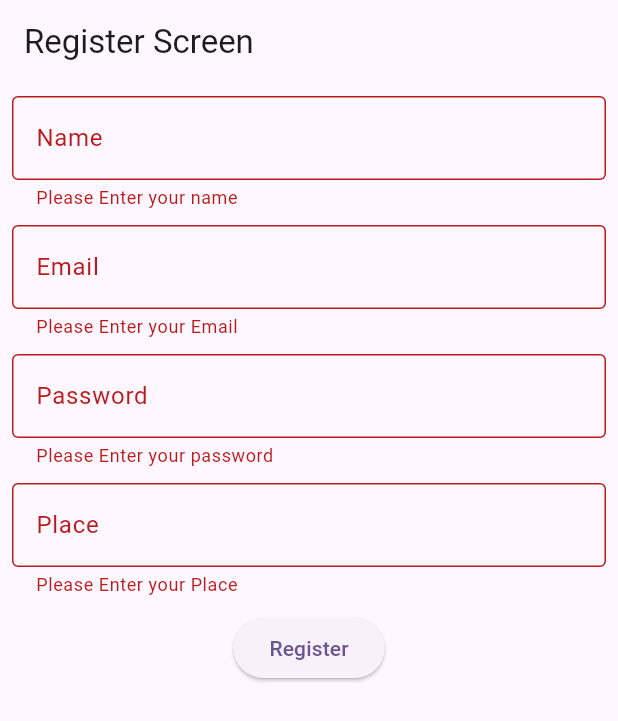
After one commit to niat-web/flutter_projects, a Flutter app: the RegisterScreen screen opened by its route, after a tap on "Register", on a phone screen of 412 x 824 dp. The commit adds this screen. Shown: the top 721 px of the screen. Run offline on Flutter 3.47's test engine with Material 3 defaults, Android fonts, the phone set to English and light mode, and no system bars; our stand-ins replace go_router, hive_flutter, shared_preferences; accounts and stored records are empty.

Commit message:
implemented sharedpreferences and Hive for storing data locally

```diff
--- a/lib/auth/login_screen.dart
+++ b/lib/auth/login_screen.dart
@@ -1,5 +1,6 @@
 import 'package:flutter/material.dart';
 import 'package:go_router/go_router.dart';
+import 'package:shared_preferences/shared_preferences.dart';
 
 class LoginScreen extends StatefulWidget {
   const LoginScreen({super.key});
@@ -12,6 +13,12 @@ class _LoginScreenState extends State<LoginScreen> {
   TextEditingController emailController = TextEditingController();
   TextEditingController passwordController = TextEditingController();
   final _formkey = GlobalKey<FormState>();
+  Future<void> _saveDetails() async {
+    final prefs = await SharedPreferences.getInstance();
+    await prefs.setString("email", emailController.text);
+    await prefs.setString("password", passwordController.text);
+  }
+
   @override
   Widget build(BuildContext context) {
     return Scaffold(
@@ -63,10 +70,27 @@ class _LoginScreenState extends State<LoginScreen> {
               ElevatedButton(
                 onPressed: () {
                   if (_formkey.currentState!.validate()) {
+                    _saveDetails();
                     context.go("/home");
                   }
                 },
                 child: Text("Submit"),
+              ),
+              SizedBox(height: 10),
+              Row(
+                mainAxisAlignment: MainAxisAlignment.center,
+                children: [
+                  Text("Don't have an account?"),
+                  TextButton(
+                    child: Text(
+                      "Register",
+                      style: TextStyle(color: Colors.blue),
+                    ),
+                    onPressed: () {
+                      context.go("/register");
+                    },
+                  ),
+                ],
               ),
             ],
           ),
--- /dev/null
+++ b/lib/auth/register_screen.dart
@@ -0,0 +1,113 @@
+import 'package:flutter/material.dart';
+import 'package:go_router/go_router.dart';
+import 'package:hive_flutter/hive_flutter.dart';
+
+class RegisterScreen extends StatefulWidget {
+  const RegisterScreen({super.key});
+
+  @override
+  State<RegisterScreen> createState() => _RegisterScreenState();
+}
+
+class _RegisterScreenState extends State<RegisterScreen> {
+  TextEditingController nameController = TextEditingController();
+  TextEditingController emailController = TextEditingController();
+  TextEditingController passwordController = TextEditingController();
+  TextEditingController placeController = TextEditingController();
+  final _formkey = GlobalKey<FormState>();
+
+  Future<void> _saveData() async {
+    var box = await Hive.openBox("registerBox");
+    await box.put("name", nameController.text);
+    await box.put("email", emailController.text);
+    await box.put("password", passwordController.text);
+    await box.put("place", placeController.text);
+  }
+
+  @override
+  Widget build(BuildContext context) {
+    return Scaffold(
+      appBar: AppBar(title: Text("Register Screen")),
+      body: Padding(
+        padding: const EdgeInsets.all(8.0),
+        child: Form(
+          key: _formkey,
+          child: Column(
+            children: [
+              TextFormField(
+                controller: nameController,
+                decoration: InputDecoration(
+                  border: OutlineInputBorder(),
+                  hintText: "Enter your Name",
+                  label: Text("Name"),
+                ),
+                validator: (value) {
+                  if (value!.isEmpty || value == "") {
+                    return "Please Enter your name";
+                  }
+                },
+              ),
+              SizedBox(height: 10),
+              TextFormField(
+                controller: emailController,
+                decoration: InputDecoration(
+                  border: OutlineInputBorder(),
+                  hintText: "Enter your Email",
+                  label: Text("Email"),
+                ),
+                validator: (value) {
+                  if (value!.isEmpty || value == "") {
+                    return "Please Enter your Email";
+                  }
+                },
+              ),
+              SizedBox(height: 10),
+              TextFormField(
+                controller: passwordController,
+                decoration: InputDecoration(
+                  border: OutlineInputBorder(),
+                  hintText: "Enter your Password",
+                  label: Text("Password"),
+                ),
+                validator: (value) {
+                  if (value!.isEmpty || value == "") {
+                    return "Please Enter your password";
+                  } else if (value.length < 6) {
+                    return "Password must be at least 6 characters";
+                  }
+                },
+              ),
+              SizedBox(height: 10),
+              TextFormField(
+                controller: placeController,
+                decoration: InputDecoration(
+                  border: OutlineInputBorder(),
+                  hintText: "Enter your Place",
+                  label: Text("Place"),
+                ),
+                validator: (value) {
+                  if (value!.isEmpty || value == "") {
+                    return "Please Enter your Place";
+                  }
+                },
+              ),
+              SizedBox(height: 10),
+              ElevatedButton(
+                onPressed: () {
+                  if (_formkey.currentState!.validate()) {
+                    ScaffoldMessenger.of(context).showSnackBar(
+                      SnackBar(content: Text("Registration Successful")),
+                    );
+                    _saveData();
+                    context.go("/home");
+                  }
+                },
+                child: Text("Register"),
+              ),
+            ],
+          ),
+        ),
+      ),
+    );
+  }
+}
--- a/lib/core/app_router.dart
+++ b/lib/core/app_router.dart
@@ -1,5 +1,6 @@
 import 'package:go_router/go_router.dart';
 import 'package:gorouter_bottom_bar/auth/login_screen.dart';
+import 'package:gorouter_bottom_bar/auth/register_screen.dart';
 import 'package:gorouter_bottom_bar/core/bottom_bar.dart';
 import 'package:gorouter_bottom_bar/core/splash_screen.dart';
 import 'package:gorouter_bottom_bar/screens/article_screen.dart';
@@ -12,7 +13,7 @@ final approuter = GoRouter(
   routes: [
     GoRoute(path: "/", builder: (context, state) => SplashScreen(),),
     GoRoute(path: "/login", builder: (context, state) => LoginScreen()),
-
+    GoRoute(path: "/register", builder: (context, state) => RegisterScreen(),),
     ShellRoute(
       builder: (context, state, child) => BottomBar(child: child,),
       routes: [
--- a/lib/core/splash_screen.dart
+++ b/lib/core/splash_screen.dart
@@ -9,6 +9,7 @@ class SplashScreen extends StatefulWidget {
 }
 
 class _SplashScreenState extends State<SplashScreen> {
+
   @override
   void initState() {
     // TODO: implement initState
--- a/lib/main.dart
+++ b/lib/main.dart
@@ -1,8 +1,12 @@
 import 'package:flutter/material.dart';
 import 'package:gorouter_bottom_bar/auth/login_screen.dart';
 import 'package:gorouter_bottom_bar/core/app_router.dart';
+import 'package:hive_flutter/adapters.dart';
 
-void main() {
+void main() async {
+  WidgetsFlutterBinding.ensureInitialized();
+  await Hive.initFlutter();
+  await Hive.openBox("registerBox");
   runApp(const MyApp());
 }
 
--- a/lib/screens/article_screen.dart
+++ b/lib/screens/article_screen.dart
@@ -1,4 +1,5 @@
 import 'package:flutter/material.dart';
+import 'package:hive_flutter/adapters.dart';
 
 class ArticleScreen extends StatefulWidget {
   const ArticleScreen({super.key});
@@ -8,8 +9,46 @@ class ArticleScreen extends StatefulWidget {
 }
 
 class _ArticleScreenState extends State<ArticleScreen> {
+String name = "";
+String email = "";
+String password = "";
+String place = "";
+
+
+  @override
+  void initState() {
+    // TODO: implement initState
+    super.initState();
+    _getRegisteredData();
+  }
+
+  Future<void> _getRegisteredData() async {
+    var box = await Hive.openBox("registerBox");
+    setState(() {
+      name = box.get("name", defaultValue: "No name found");
+      email = box.get("email", defaultValue: "No email found");
+      password = box.get("password", defaultValue: "No Password found");
+      place = box.get("place", defaultValue: "No place found");
+    });
+  }
+
+
   @override
   Widget build(BuildContext context) {
-    return Scaffold(appBar: AppBar(title: Text("Article Screen")));
+    return Scaffold(appBar: AppBar(title: Text("Article Screen")),
+    body: Column(
+      children: [
+         Text("Register data", style: TextStyle(fontWeight: FontWeight.bold),),
+          SizedBox(height: 10,),
+           Text("Name: $name"),
+           SizedBox(height: 10),
+          Text("Email: $email"),
+           SizedBox(height: 10),
+          Text("Passoword: $password"),
+           SizedBox(height: 10),
+          Text("Place: $place"),
+      ],
+    ),
+    );
   }
 }
--- a/lib/screens/home_screen.dart
+++ b/lib/screens/home_screen.dart
@@ -1,4 +1,5 @@
 import 'package:flutter/material.dart';
+import 'package:shared_preferences/shared_preferences.dart';
 
 class HomeScreen extends StatefulWidget {
   const HomeScreen({super.key});
@@ -8,8 +9,37 @@ class HomeScreen extends StatefulWidget {
 }
 
 class _HomeScreenState extends State<HomeScreen> {
+  String email = "";
+  String password = "";
+
+    @override
+  void initState() {
+    // TODO: implement initState
+    super.initState();
+    _getDetails();
+  }
+
+
+  Future<void> _getDetails() async {
+    final prefs = await SharedPreferences.getInstance();
+    setState(() {
+        email = prefs.getString("email") ?? "No email found";
+      password = prefs.getString("password") ?? "No password found";
+    });
+  }
+
   @override
   Widget build(BuildContext context) {
-    return Scaffold(appBar: AppBar(title: Text("Home Screen")));
+    return Scaffold(
+      appBar: AppBar(title: Text("Home Screen")),
+      body: Column(
+        children: [
+          Text("Login Data", style: TextStyle(fontWeight: FontWeight.bold),),
+          Text("Email: $email"),
+          SizedBox(height: 10),
+          Text("Passoword: $password"),
+        ],
+      ),
+    );
   }
 }
--- a/pubspec.yaml
+++ b/pubspec.yaml
@@ -35,6 +35,8 @@ dependencies:
   # Use with the CupertinoIcons class for iOS style icons.
   cupertino_icons: ^1.0.8
   go_router: ^16.0.0
+  shared_preferences: ^2.5.3
+  hive_flutter: ^1.1.0
 
 dev_dependencies:
   flutter_test:
```
Also changed, not shown: pubspec.lock, 1 other file.
